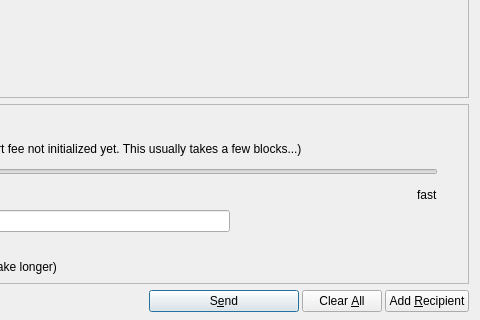
Old version of the form src/qt/forms/sendcoinsdialog.ui in the repository folm/folm; both pictures show x 370 to 850 and y 290 to 610 of the 850 by 610 pixel window.
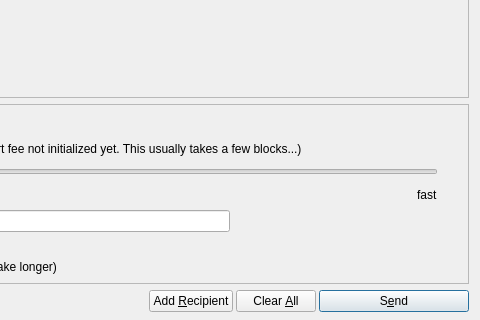
New version of the form. Icons and pictures are not drawn. Custom widgets are drawn as their Qt base class.

```diff
--- a/src/qt/forms/sendcoinsdialog.ui
+++ b/src/qt/forms/sendcoinsdialog.ui
@@ -1376,6 +1376,46 @@
          </property>
         </spacer>
        </item>
+       <item>
+        <widget class="QPushButton" name="addButton">
+         <property name="toolTip">
+          <string>Send to multiple recipients at once</string>
+         </property>
+         <property name="text">
+          <string>Add &amp;Recipient</string>
+         </property>
+         <property name="icon">
+          <iconset resource="../folm.qrc">
+           <normaloff>:/icons/add</normaloff>:/icons/add</iconset>
+         </property>
+         <property name="autoDefault">
+          <bool>false</bool>
+         </property>
+        </widget>
+       </item>
+       <item>
+        <widget class="QPushButton" name="clearButton">
+         <property name="sizePolicy">
+          <sizepolicy hsizetype="Minimum" vsizetype="Fixed">
+           <horstretch>0</horstretch>
+           <verstretch>0</verstretch>
+          </sizepolicy>
+         </property>
+         <property name="toolTip">
+          <string>Clear all fields of the form.</string>
+         </property>
+         <property name="text">
+          <string>Clear &amp;All</string>
+         </property>
+         <property name="icon">
+          <iconset resource="../folm.qrc">
+           <normaloff>:/icons/remove</normaloff>:/icons/remove</iconset>
+         </property>
+         <property name="autoDefault">
+          <bool>false</bool>
+         </property>
+        </widget>
+       </item>
        <item>
         <widget class="QPushButton" name="sendButton">
          <property name="minimumSize">
@@ -1402,47 +1442,6 @@
          </property>
         </widget>
        </item>
-       <item>
-        <widget class="QPushButton" name="clearButton">
-         <property name="sizePolicy">
-          <sizepolicy hsizetype="Minimum" vsizetype="Fixed">
-           <horstretch>0</horstretch>
-           <verstretch>0</verstretch>
-          </sizepolicy>
-         </property>
-         <property name="toolTip">
-          <string>Clear all fields of the form.</string>
-         </property>
-         <property name="text">
-          <string>Clear &amp;All</string>
-         </property>
-         <property name="icon">
-          <iconset resource="../folm.qrc">
-           <normaloff>:/icons/remove</normaloff>:/icons/remove</iconset>
-         </property>
-         <property name="autoDefault">
-          <bool>false</bool>
-         </property>
-        </widget>
-       </item>
-       <item>
-        <widget class="QPushButton" name="addButton">
-         <property name="toolTip">
-          <string>Send to multiple recipients at once</string>
-         </property>
-         <property name="text">
-          <string>Add &amp;Recipient</string>
-         </property>
-         <property name="icon">
-          <iconset resource="../folm.qrc">
-           <normaloff>:/icons/add</normaloff>:/icons/add</iconset>
-         </property>
-         <property name="autoDefault">
-          <bool>false</bool>
-         </property>
-        </widget>
-       </item>
-
       </layout>
      </item>
     </layout>
```
